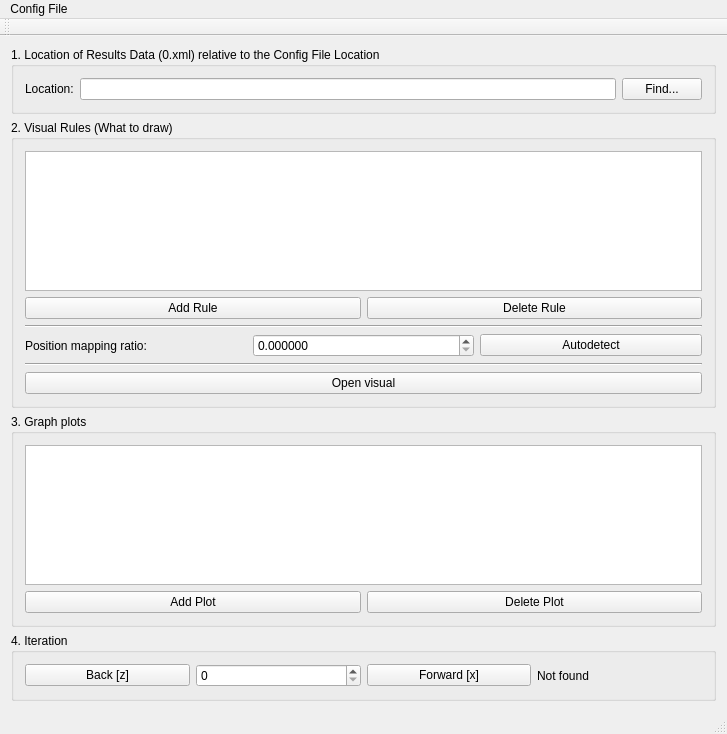
FLAME-HPC/flame_visualiser, file mainwindow.ui: the form before one commit.
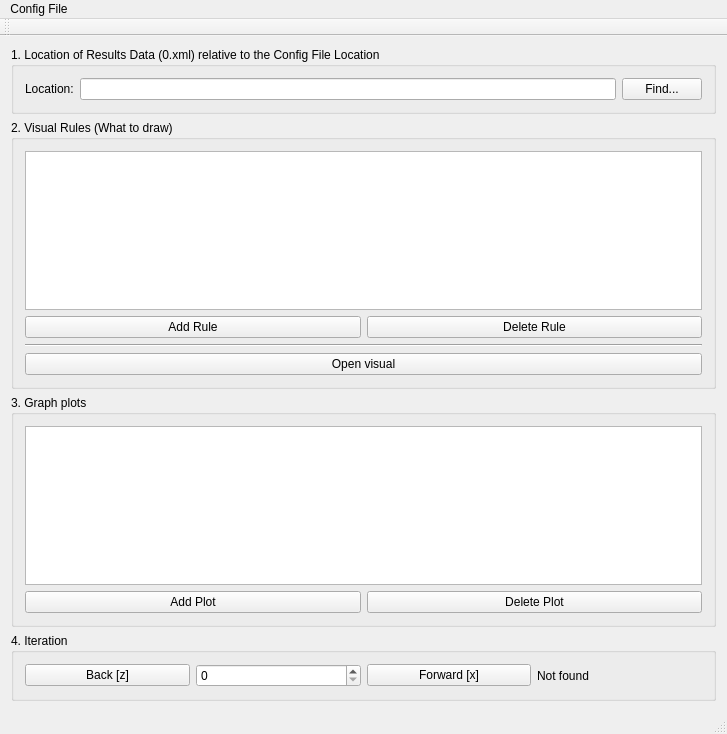
The form after the commit.

Commit message: Removed location mapping ratio from ui while keeping original opengl drawing routines. Ratio is now calculated automatically when the visual window is opened.

Diff of the .ui file:
```diff
--- a/mainwindow.ui
+++ b/mainwindow.ui
@@ -71,38 +71,6 @@
          </item>
         </layout>
        </item>
-       <item>
-        <widget class="Line" name="line_2">
-         <property name="orientation">
-          <enum>Qt::Horizontal</enum>
-         </property>
-        </widget>
-       </item>
-       <item>
-        <layout class="QHBoxLayout" name="horizontalLayout_3">
-         <item>
-          <widget class="QLabel" name="label">
-           <property name="text">
-            <string>Position mapping ratio:</string>
-           </property>
-          </widget>
-         </item>
-         <item>
-          <widget class="QDoubleSpinBox" name="doubleSpinBox_ratio">
-           <property name="decimals">
-            <number>6</number>
-           </property>
-          </widget>
-         </item>
-         <item>
-          <widget class="QPushButton" name="pushButton_AutoDetect">
-           <property name="text">
-            <string>Autodetect</string>
-           </property>
-          </widget>
-         </item>
-        </layout>
-       </item>
        <item>
         <widget class="Line" name="line">
          <property name="orientation">
```
The commit also changes 3 other files.
